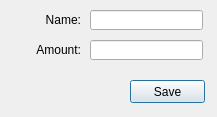
The window that ui/dialog_expense.ui (tlyngen/expensieve) describes before a commit, drawn with Qt 5.
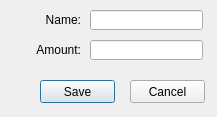
The same window after the commit.

Patch:
```diff
--- a/ui/dialog_expense.ui
+++ b/ui/dialog_expense.ui
@@ -19,7 +19,7 @@
   <widget class="QPushButton" name="pushButtonSave">
    <property name="geometry">
     <rect>
-     <x>130</x>
+     <x>40</x>
      <y>80</y>
      <width>75</width>
      <height>23</height>
@@ -84,6 +84,19 @@
     <set>Qt::AlignRight|Qt::AlignTrailing|Qt::AlignVCenter</set>
    </property>
   </widget>
+  <widget class="QPushButton" name="pushButtonCancel">
+   <property name="geometry">
+    <rect>
+     <x>130</x>
+     <y>80</y>
+     <width>75</width>
+     <height>23</height>
+    </rect>
+   </property>
+   <property name="text">
+    <string>Cancel</string>
+   </property>
+  </widget>
  </widget>
  <resources/>
  <connections/>
```
Left out of the diff: 35 changed lines with no effect on the pictures.
